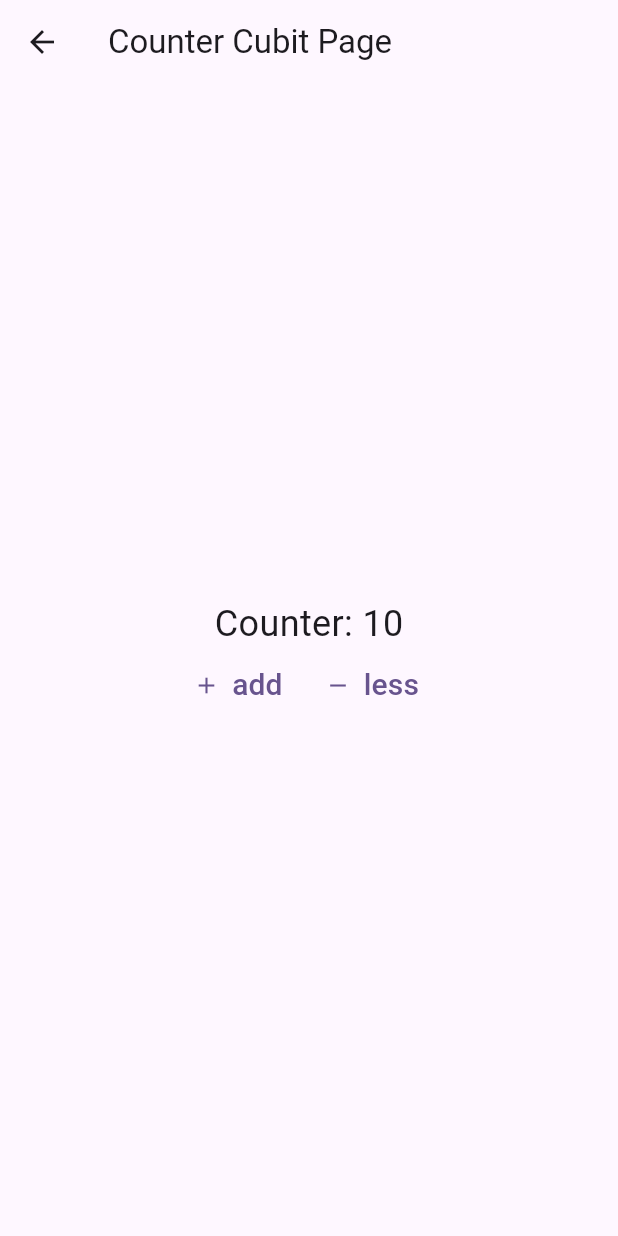
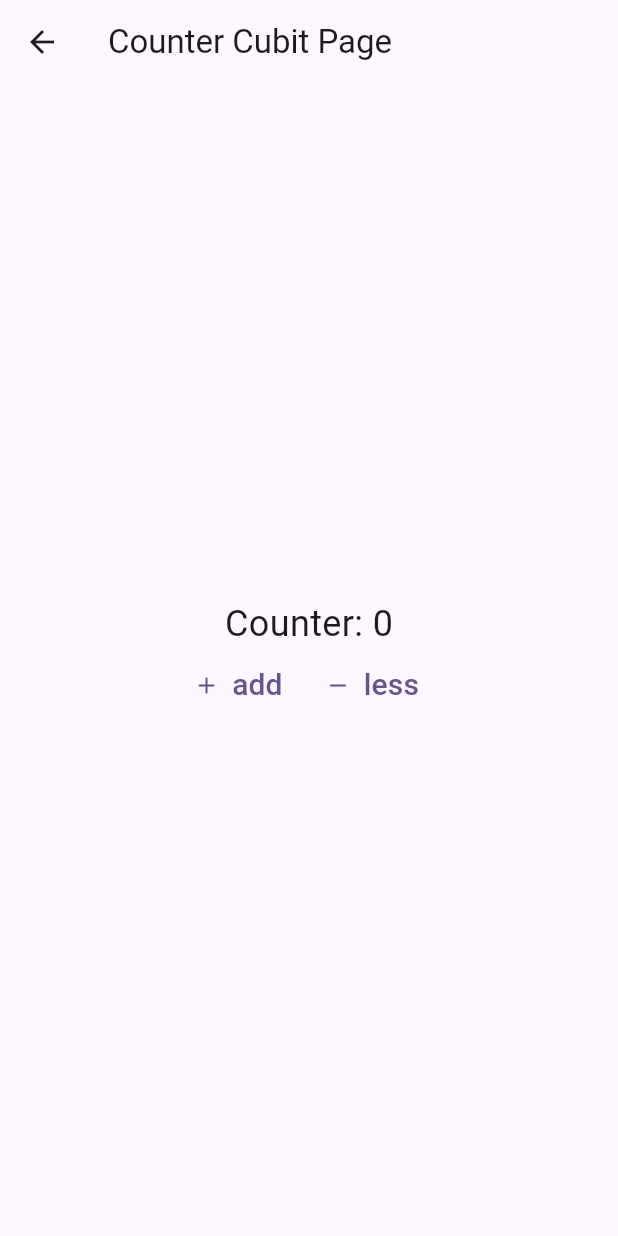
Before and after one commit to Jhonn-y/Bloc-MobX-Flutter, a Flutter app: the screen it shows after launch, after a tap on "Cubit", on a phone screen of 412 x 824 dp. Run offline on Flutter 3.47's test engine with Material 3 defaults, Android fonts, the phone set to English and light mode, and no system bars; our stand-ins replace bloc, flutter_bloc.

Commit message:
Adicionando Cubit

```diff
--- a/Bloc/lib/main.dart
+++ b/Bloc/lib/main.dart
@@ -1,5 +1,6 @@
 import 'package:bloc_mob_x/modules/BlocPage/bloc/counterBloc.dart';
 import 'package:bloc_mob_x/modules/BlocPage/bloc_Page.dart';
+import 'package:bloc_mob_x/modules/CubitPage/cubit/counterCubit.dart';
 import 'package:bloc_mob_x/modules/CubitPage/cubit_page.dart';
 import 'package:bloc_mob_x/modules/home/home.dart';
 import 'package:flutter/material.dart';
@@ -21,10 +22,13 @@ class MyApp extends StatelessWidget {
       ),
       routes: {
         '/counter': (_) => BlocProvider(
-          create: (_) => CounterBloc(),
+              create: (_) => CounterBloc(),
               child: BlocPage(),
             ),
-        '/cubit': (_) => CubitPage()
+        '/cubit': (_) => BlocProvider(
+              create: (_) => CounterCubit(),
+              child: CubitPage(),
+            )
       },
       home: Home(),
     );
--- /dev/null
+++ b/Bloc/lib/modules/CubitPage/cubit/counterCubit.dart
@@ -0,0 +1,16 @@
+
+import 'package:bloc/bloc.dart';
+
+part 'counterState.dart';
+
+class CounterCubit extends Cubit<CounterState>{
+  CounterCubit() : super(InitialCounterState());
+
+    void increment() {
+      emit(CounterStateData(state.counter + 1));
+    }
+
+    void decrement() {
+      emit(CounterStateData(state.counter - 1));
+    }
+}
--- /dev/null
+++ b/Bloc/lib/modules/CubitPage/cubit/counterState.dart
@@ -0,0 +1,17 @@
+
+part of "counterCubit.dart";
+
+abstract class CounterState {
+
+  final int counter;
+  CounterState(this.counter);
+
+}
+
+class InitialCounterState extends CounterState {
+  InitialCounterState() : super(0);
+}
+
+class CounterStateData extends CounterState {
+  CounterStateData(int counter) : super(counter);
+}
--- a/Bloc/lib/modules/CubitPage/cubit_page.dart
+++ b/Bloc/lib/modules/CubitPage/cubit_page.dart
@@ -1,4 +1,6 @@
+import 'package:bloc_mob_x/modules/CubitPage/cubit/counterCubit.dart';
 import 'package:flutter/material.dart';
+import 'package:flutter_bloc/flutter_bloc.dart';
 
 class CubitPage extends StatelessWidget {
   const CubitPage({super.key});
@@ -13,24 +15,36 @@ class CubitPage extends StatelessWidget {
         child: Column(
           mainAxisAlignment: MainAxisAlignment.center,
           children: [
-            Text(
-              'Counter: 10',
+            BlocBuilder<CounterCubit, CounterState>(
+              builder: (context, state) {
+                return Text(
+                  'Counter: ${state.counter}',
                   style: const TextStyle(fontSize: 24),
+                );
+              },
             ),
             Row(
               mainAxisAlignment: MainAxisAlignment.center,
               children: [
                 TextButton.icon(
-              onPressed: () {},
+                  onPressed: () {
+                    context.read<CounterCubit>().increment();
+                  },
                   icon: const Icon(Icons.add),
-              label: const Text('add',
-              style: const TextStyle(fontSize: 20),),
+                  label: const Text(
+                    'add',
+                    style:  TextStyle(fontSize: 20),
+                  ),
                 ),
                 TextButton.icon(
-              onPressed: () {},
+                  onPressed: () {
+                    context.read<CounterCubit>().decrement();
+                  },
                   icon: const Icon(Icons.remove),
-              label: const Text('less',
-              style: const TextStyle(fontSize: 20),),
+                  label: const Text(
+                    'less',
+                    style: TextStyle(fontSize: 20),
+                  ),
                 )
               ],
             )
```
Lines whose indentation alone changed are shown as unchanged.
